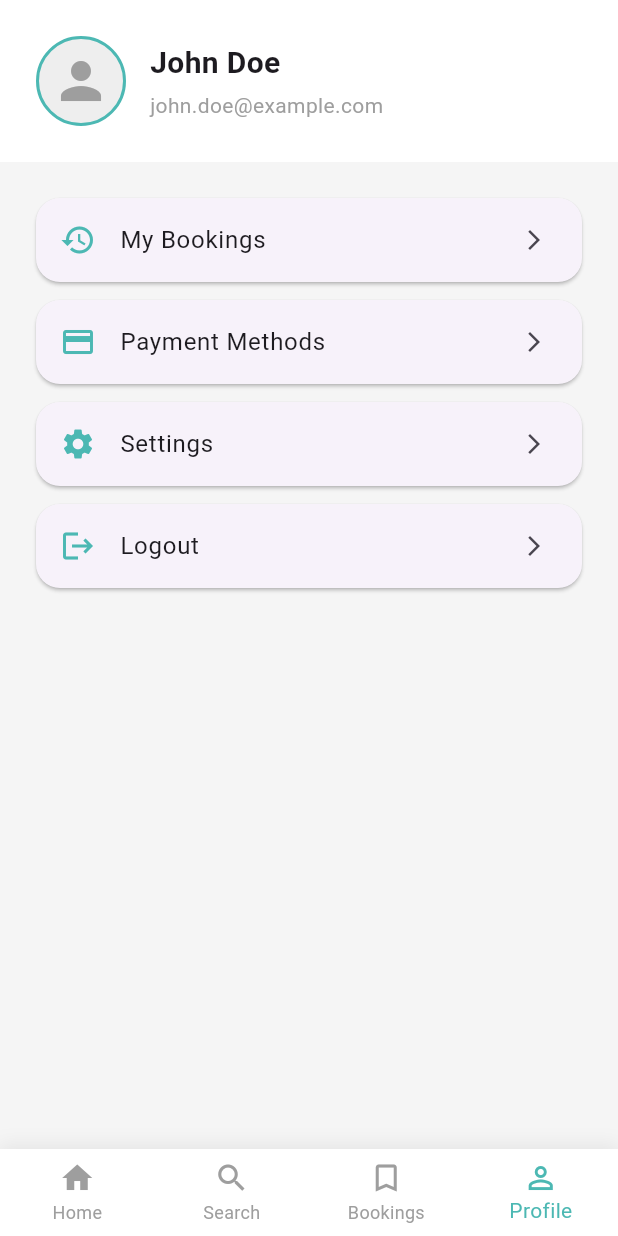
After one commit to faid-terence/CSE-Project-Y3, a Flutter app: the HomeScreen screen opened directly, item 4 of the bottom bar chosen, on a phone screen of 412 x 824 dp. The commit adds this screen. Run offline on Flutter 3.47's test engine with Material 3 defaults, Android fonts, the phone set to English and light mode, and no system bars; our stand-ins replace flutter_svg.

Commit message:
Implement navigate to different screens on the bottomNavBar

```diff
--- /dev/null
+++ b/parking_app/lib/models/parking_location.dart
@@ -0,0 +1,21 @@
+class ParkingLocation {
+  final String name;
+  final String address;
+  final String distance;
+  final String price;
+  final int available;
+  final int total;
+  final double rating;
+  final String imageUrl;
+
+  ParkingLocation({
+    required this.name,
+    required this.address,
+    required this.distance,
+    required this.price,
+    required this.available,
+    required this.total,
+    required this.rating,
+    required this.imageUrl,
+  });
+}
--- /dev/null
+++ b/parking_app/lib/models/recent_parking.dart
@@ -0,0 +1,13 @@
+class RecentParking {
+  final String name;
+  final String date;
+  final String price;
+  final String imageUrl;
+
+  RecentParking({
+    required this.name,
+    required this.date,
+    required this.price,
+    required this.imageUrl,
+  });
+}
--- a/parking_app/lib/screens/booking/booking_screen.dart
+++ b/parking_app/lib/screens/booking/booking_screen.dart
@@ -1,7 +1,7 @@
 import 'package:flutter/material.dart';
 import 'package:intl/intl.dart';
+import 'package:parking_app/models/parking_location.dart';
 import 'package:parking_app/models/payment_method.dart';
-import 'package:parking_app/screens/home/home_screen.dart';
 import 'package:parking_app/screens/vehicle_management/add_vehicle_screen.dart';
 
 class BookingScreen extends StatefulWidget {
--- a/parking_app/lib/screens/home/home_screen.dart
+++ b/parking_app/lib/screens/home/home_screen.dart
@@ -1,5 +1,10 @@
 import 'package:flutter/material.dart';
+import 'package:parking_app/models/parking_location.dart';
+import 'package:parking_app/models/recent_parking.dart';
 import 'package:parking_app/screens/booking/booking_screen.dart';
+import 'package:parking_app/screens/booking/my_bookings_screen.dart';
+import 'package:parking_app/screens/home/profile_screen.dart';
+import 'package:parking_app/screens/home/search_screen.dart';
 
 class HomeScreen extends StatefulWidget {
   const HomeScreen({super.key});
@@ -10,6 +15,38 @@ class HomeScreen extends StatefulWidget {
 
 class _HomeScreenState extends State<HomeScreen> {
   int _currentIndex = 0;
+
+  // bottom nav bar screens - don't include HomeScreen itself
+  late final List<Widget> _screens;
+
+  @override
+  void initState() {
+    super.initState();
+    // Initialize screens after HomeScreen is created
+    _screens = [
+      _buildHomeContent(), // Custom method to build home content
+      const SearchScreen(),
+      const BookingsScreen(),
+      const ProfileScreen(),
+    ];
+  }
+
+  // This builds just the content of the home tab
+  Widget _buildHomeContent() {
+    return SafeArea(
+      child: SingleChildScrollView(
+        child: Column(
+          crossAxisAlignment: CrossAxisAlignment.start,
+          children: [
+            _buildHeader(),
+            _buildSearchBar(),
+            _buildNearbyParkings(),
+            _buildRecentParkings(),
+          ],
+        ),
+      ),
+    );
+  }
 
   // List of nearby parking locations
   final List<ParkingLocation> _nearbyParkings = [
@@ -77,19 +114,7 @@ class _HomeScreenState extends State<HomeScreen> {
   Widget build(BuildContext context) {
     return Scaffold(
       backgroundColor: Colors.grey[100],
-      body: SafeArea(
-        child: SingleChildScrollView(
-          child: Column(
-            crossAxisAlignment: CrossAxisAlignment.start,
-            children: [
-              _buildHeader(),
-              _buildSearchBar(),
-              _buildNearbyParkings(),
-              _buildRecentParkings(),
-            ],
-          ),
-        ),
-      ),
+      body: _screens[_currentIndex],
       bottomNavigationBar: _buildBottomNavigationBar(),
     );
   }
@@ -588,6 +613,7 @@ class _HomeScreenState extends State<HomeScreen> {
           BottomNavigationBarItem(
             icon: Icon(Icons.bookmark_border),
             label: 'Bookings',
+            tooltip: "View your bookings",
           ),
           BottomNavigationBarItem(
             icon: Icon(Icons.person_outline),
@@ -598,50 +624,3 @@ class _HomeScreenState extends State<HomeScreen> {
     );
   }
 }
-
-// Data models
-class ParkingLocation {
-  final String name;
-  final String address;
-  final String distance;
-  final String price;
-  final int available;
-  final int total;
-  final double rating;
-  final String imageUrl;
-
-  ParkingLocation({
-    required this.name,
-    required this.address,
-    required this.distance,
-    required this.price,
-    required this.available,
-    required this.total,
-    required this.rating,
-    required this.imageUrl,
-  });
-}
-
-class RecentParking {
-  final String name;
-  final String date;
-  final String price;
-  final String imageUrl;
-
-  RecentParking({
-    required this.name,
-    required this.date,
-    required this.price,
-    required this.imageUrl,
-  });
-}
-
-// Add this function to your main navigation to connect the screens
-void navigateToHome(BuildContext context) {
-  Navigator.pushReplacement(
-    context,
-    MaterialPageRoute(builder: (context) => const HomeScreen()),
-  );
-}
-
-// To connect this with your login screen, update the login button's onPressed method:
--- /dev/null
+++ b/parking_app/lib/screens/home/profile_screen.dart
@@ -0,0 +1,95 @@
+import 'package:flutter/material.dart';
+import 'package:parking_app/screens/booking/my_bookings_screen.dart';
+
+class ProfileScreen extends StatelessWidget {
+  const ProfileScreen({super.key});
+
+  @override
+  Widget build(BuildContext context) {
+    return Scaffold(
+      backgroundColor: Colors.grey[100],
+      body: SafeArea(
+        child: Column(
+          children: [
+            // Header
+            Container(
+              width: double.infinity,
+              padding: const EdgeInsets.all(24),
+              color: Colors.white,
+              child: Row(
+                children: [
+                  Container(
+                    width: 60,
+                    height: 60,
+                    decoration: BoxDecoration(
+                      shape: BoxShape.circle,
+                      border: Border.all(
+                        color: const Color(0xFF4CB8B3),
+                        width: 2,
+                      ),
+                      color: Colors.grey[200],
+                    ),
+                    child: const Icon(
+                      Icons.person,
+                      size: 40,
+                      color: Colors.grey,
+                    ),
+                  ),
+                  const SizedBox(width: 16),
+                  Column(
+                    crossAxisAlignment: CrossAxisAlignment.start,
+                    children: const [
+                      Text(
+                        'John Doe',
+                        style: TextStyle(
+                          fontSize: 20,
+                          fontWeight: FontWeight.bold,
+                        ),
+                      ),
+                      SizedBox(height: 4),
+                      Text(
+                        'john.doe@example.com',
+                        style: TextStyle(color: Colors.grey),
+                      ),
+                    ],
+                  ),
+                ],
+              ),
+            ),
+            const SizedBox(height: 24),
+            // Options
+            Expanded(
+              child: ListView(
+                padding: const EdgeInsets.symmetric(horizontal: 24),
+                children: [
+                  _buildOptionTile(Icons.history, 'My Bookings', () {
+                    Navigator.push(
+                      context,
+                      MaterialPageRoute(builder: (_) => const BookingsScreen()),
+                    );
+                  }),
+                  _buildOptionTile(Icons.payment, 'Payment Methods', () {}),
+                  _buildOptionTile(Icons.settings, 'Settings', () {}),
+                  _buildOptionTile(Icons.logout, 'Logout', () {}),
+                ],
+              ),
+            ),
+          ],
+        ),
+      ),
+    );
+  }
+
+  Widget _buildOptionTile(IconData icon, String title, VoidCallback onTap) {
+    return Card(
+      margin: const EdgeInsets.only(bottom: 12),
+      shape: RoundedRectangleBorder(borderRadius: BorderRadius.circular(16)),
+      child: ListTile(
+        onTap: onTap,
+        leading: Icon(icon, color: const Color(0xFF4CB8B3)),
+        title: Text(title, style: const TextStyle(fontSize: 16)),
+        trailing: const Icon(Icons.arrow_forward_ios, size: 16),
+      ),
+    );
+  }
+}
```
Also changed, not shown: parking_app/lib/screens/home/search_screen.dart (added, +153 -0 lines).
